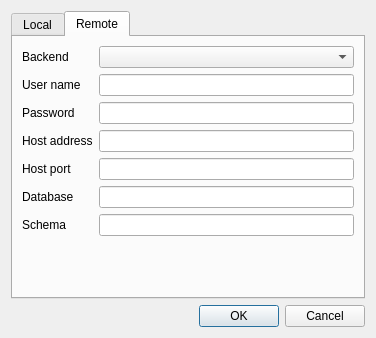
The window that exdrf-qt/exdrf_qt/controls/seldb/sel_db.ui (TNick/exdrf) describes before a commit, drawn with Qt 5.
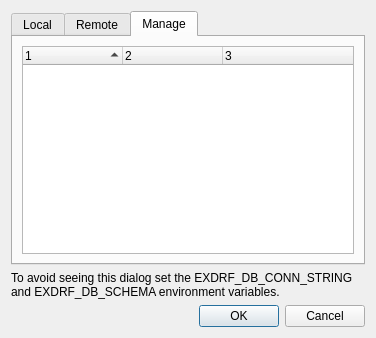
The same window after the commit.

Diff of the .ui file:
```diff
--- a/exdrf-qt/exdrf_qt/controls/seldb/sel_db.ui
+++ b/exdrf-qt/exdrf_qt/controls/seldb/sel_db.ui
@@ -17,7 +17,7 @@
    <item>
     <widget class="QTabWidget" name="main_tab">
      <property name="currentIndex">
-      <number>1</number>
+      <number>2</number>
      </property>
      <widget class="QWidget" name="tab_local">
       <attribute name="title">
@@ -137,6 +137,57 @@
        </item>
       </layout>
      </widget>
+     <widget class="QWidget" name="tab_manage">
+      <attribute name="title">
+       <string>Manage</string>
+      </attribute>
+      <layout class="QVBoxLayout" name="verticalLayout_3">
+       <item>
+        <widget class="QTreeWidget" name="c_list">
+         <property name="editTriggers">
+          <set>QAbstractItemView::DoubleClicked|QAbstractItemView::EditKeyPressed</set>
+         </property>
+         <property name="rootIsDecorated">
+          <bool>false</bool>
+         </property>
+         <property name="uniformRowHeights">
+          <bool>true</bool>
+         </property>
+         <property name="sortingEnabled">
+          <bool>true</bool>
+         </property>
+         <property name="columnCount">
+          <number>3</number>
+         </property>
+         <column>
+          <property name="text">
+           <string notr="true">1</string>
+          </property>
+         </column>
+         <column>
+          <property name="text">
+           <string notr="true">2</string>
+          </property>
+         </column>
+         <column>
+          <property name="text">
+           <string notr="true">3</string>
+          </property>
+         </column>
+        </widget>
+       </item>
+      </layout>
+     </widget>
+    </widget>
+   </item>
+   <item>
+    <widget class="QLabel" name="label_8">
+     <property name="text">
+      <string>To avoid seeing this dialog set the EXDRF_DB_CONN_STRING and EXDRF_DB_SCHEMA environment variables.</string>
+     </property>
+     <property name="wordWrap">
+      <bool>true</bool>
+     </property>
     </widget>
    </item>
    <item>
```
